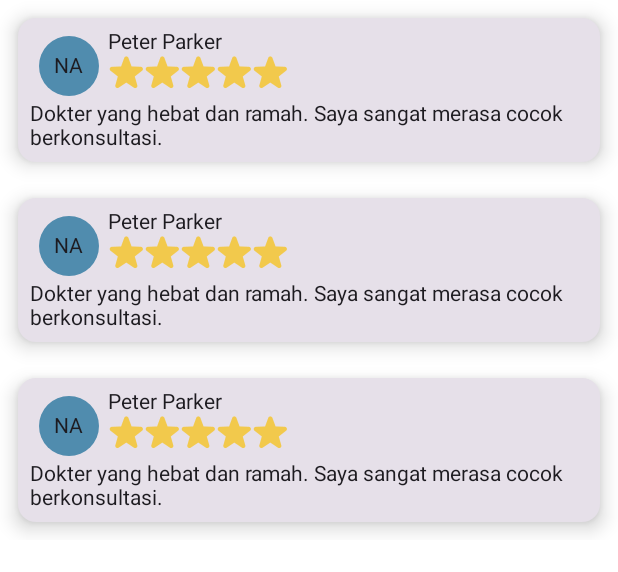
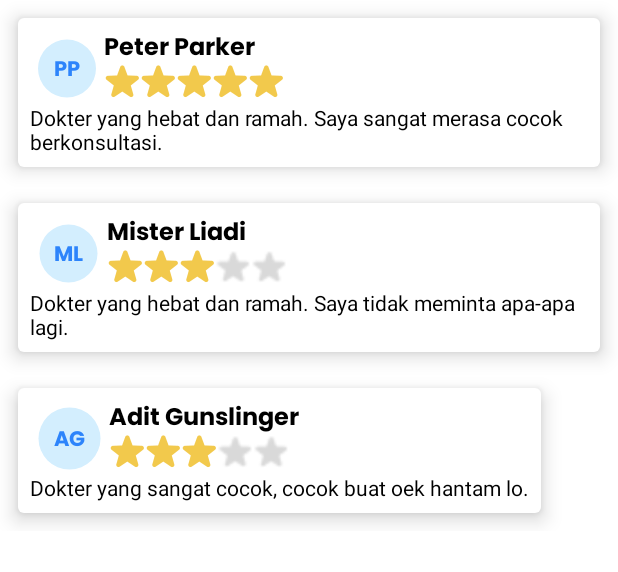
Before and after one commit to Riyadhi12/NicFit, an Android app built with Jetpack Compose: the @Preview function UlasanPreview, on a phone screen of 412 x 824 dp. Shown: the top 572 px of the screen. Run offline under Robolectric (Android 15) with nearby library versions, the phone set to English and light mode, and no system bars.

Commit message:
aman sampe detail konsul

```diff
--- a/app/src/main/java/com/example/nicfit/componentsTS/AvatarText.kt
+++ b/app/src/main/java/com/example/nicfit/componentsTS/AvatarText.kt
@@ -7,8 +7,11 @@ import androidx.compose.ui.Modifier
 import androidx.compose.ui.draw.drawBehind
 import androidx.compose.ui.graphics.Color
 import androidx.compose.ui.res.colorResource
+import androidx.compose.ui.text.font.FontWeight
 import androidx.compose.ui.unit.dp
+import androidx.compose.ui.unit.sp
 import com.example.nicfit.R
+import com.example.nicfit.componentsTS.poppinFamily
 
 
 @Composable
@@ -16,7 +19,7 @@ fun AvatarText(
     modifier: Modifier,
     avatarText:String
 ){
-    val colorBackground: Color = colorResource(id = R.color.blue_nicfit)
+    val colorBackground: Color = colorResource(id = R.color.avatar_text_background)
     Text(
         modifier = modifier
             .padding(16.dp)
@@ -27,5 +30,9 @@ fun AvatarText(
                 )
             },
         text = avatarText,
+        fontSize = 14.sp,
+        fontWeight = FontWeight.Bold,
+        fontFamily = poppinFamily,
+        color = colorResource(id = R.color.avatar_text)
     )
 }
--- a/app/src/main/java/com/example/nicfit/componentsTS/KonsultasiTabViewPager.kt
+++ b/app/src/main/java/com/example/nicfit/componentsTS/KonsultasiTabViewPager.kt
@@ -3,6 +3,8 @@ package com.example.nicfit.components
 import android.util.Log
 import androidx.compose.foundation.layout.Column
 import androidx.compose.foundation.layout.fillMaxWidth
+import androidx.compose.foundation.rememberScrollState
+import androidx.compose.foundation.verticalScroll
 import androidx.compose.material.TabRow
 import androidx.compose.material.icons.Icons
 import androidx.compose.material.icons.filled.Home
@@ -62,7 +64,10 @@ fun KonsultasiTabViewPage(
                     isPaid
                 )
                 false ->{
-                    Column {
+                    val scrollable = rememberScrollState()
+                    Column (
+                        modifier.verticalScroll(scrollable)
+                    ){
                         KonsulListItem(modifier = modifier)
                         KonsulListItem(modifier = modifier)
                         KonsulListItem(modifier = modifier)
@@ -76,9 +81,13 @@ fun KonsultasiTabViewPage(
                     modifier
                 )
                 false ->{
-                    KonsulSayaListItem(modifier = modifier, navHostController = navHostController)
-                    KonsulSayaListItem(modifier = modifier, navHostController = navHostController)
-                    KonsulSayaListItem(modifier = modifier, navHostController = navHostController)
+                    val scrollable = rememberScrollState()
+                    Column (
+                        modifier.verticalScroll(scrollable)
+                    ){
+                        KonsulSayaListItem(modifier = modifier, navHostController = navHostController)
+                        KonsulSayaListItem(modifier = modifier, navHostController = navHostController)
+                        KonsulSayaListItem(modifier = modifier, navHostController = navHostController)}
                 }
             }
         }
--- a/app/src/main/java/com/example/nicfit/componentsTS/ReviewListItem.kt
+++ b/app/src/main/java/com/example/nicfit/componentsTS/ReviewListItem.kt
@@ -5,31 +5,41 @@ import androidx.compose.foundation.layout.Column
 import androidx.compose.foundation.layout.Row
 import androidx.compose.foundation.layout.padding
 import androidx.compose.foundation.layout.size
-import androidx.compose.material3.Card
-import androidx.compose.material3.CardDefaults
+import androidx.compose.material.Card
 import androidx.compose.material3.ExperimentalMaterial3Api
 import androidx.compose.material3.Text
 import androidx.compose.runtime.Composable
 import androidx.compose.ui.Modifier
+import androidx.compose.ui.graphics.Color
 import androidx.compose.ui.res.painterResource
+import androidx.compose.ui.text.font.FontWeight
 import androidx.compose.ui.tooling.preview.Preview
 import androidx.compose.ui.unit.dp
+import androidx.compose.ui.unit.sp
 import com.example.nicfit.R
+import com.example.nicfit.componentsTS.poppinFamily
 
 @OptIn(ExperimentalMaterial3Api::class)
 @Composable
 fun ReviewListItem(
     modifier: Modifier,
     rating: Int,
+    reviewerName:String,
+    comment:String
 ) {
-    Card(modifier = modifier.padding(12.dp), elevation = CardDefaults.cardElevation(8.dp)) {
+    val words = reviewerName.split(" ")
+    val firstLetters = words.map { it[0] }
+    val initials = firstLetters.joinToString("")
+    Card(modifier = modifier.padding(12.dp),
+        backgroundColor = Color.White,
+        elevation = 8.dp) {
         Column (
             modifier = modifier.padding(8.dp)
         ){
             Row {
-                AvatarText(modifier = modifier, avatarText = "NA")
+                AvatarText(modifier = modifier, avatarText = initials)
                 Column {
-                    Text("Peter Parker")
+                    Text(reviewerName, fontWeight = FontWeight.Bold, fontFamily = poppinFamily, fontSize = 16.sp)
                     Row(modifier = modifier) {
                         for (i in 1..5) {
                             val drawableRes = if (i <= rating) R.drawable.ic_star else R.drawable.inactive
@@ -42,7 +52,7 @@ fun ReviewListItem(
                     }
                 }
             }
-            Text(text = "Dokter yang hebat dan ramah. Saya sangat merasa cocok berkonsultasi.")
+            Text(text = comment)
         }
     }
 }
@@ -50,5 +60,5 @@ fun ReviewListItem(
 @Preview
 @Composable
 fun ReviewListItemPreview() {
-    ReviewListItem(modifier = Modifier, rating = 4)
+    ReviewListItem(modifier = Modifier, rating = 4, "Peter Parker", "Dokter yang hebat dan ramah. Sangat merasas cocok untuk berkonsultasi.")
 }
--- a/app/src/main/java/com/example/nicfit/konsultasi/Ulasan.kt
+++ b/app/src/main/java/com/example/nicfit/konsultasi/Ulasan.kt
@@ -1,6 +1,9 @@
 package com.example.nicfit_22_bios.views.tabview
 
+import androidx.compose.foundation.gestures.scrollable
 import androidx.compose.foundation.layout.Column
+import androidx.compose.foundation.rememberScrollState
+import androidx.compose.foundation.verticalScroll
 import androidx.compose.material3.Text
 import androidx.compose.runtime.Composable
 import androidx.compose.ui.Modifier
@@ -12,10 +15,13 @@ import com.example.nicfit.components.ReviewListItem
 fun Ulasan(
     modifier: Modifier
 ){
-    Column {
-        ReviewListItem(modifier = modifier, rating = 5)
-        ReviewListItem(modifier = modifier, rating = 5)
-        ReviewListItem(modifier = modifier, rating = 5)
+    val scrollable = rememberScrollState()
+    Column(
+        modifier.verticalScroll(scrollable)
+    ) {
+        ReviewListItem(modifier = modifier, rating = 5, "Peter Parker", "Dokter yang hebat dan ramah. Saya sangat merasa cocok berkonsultasi.")
+        ReviewListItem(modifier = modifier, rating = 3, "Mister Liadi", "Dokter yang hebat dan ramah. Saya tidak meminta apa-apa lagi.")
+        ReviewListItem(modifier = modifier, rating = 3, "Adit Gunslinger", "Dokter yang sangat cocok, cocok buat oek hantam lo.")
     }
 }
 
--- a/app/src/main/res/values/colors.xml
+++ b/app/src/main/res/values/colors.xml
@@ -9,4 +9,7 @@
     <color name="white">#FFFFFFFF</color>
     <color name="blue_nicfit">#508CAE</color>
     <color name="chat_bubble_color">#508CAE</color>
+    <color name="avatar_text">#2D84FB</color>
+    <color name="avatar_text_background">#D3EEFE</color>
+
 </resources>
```
